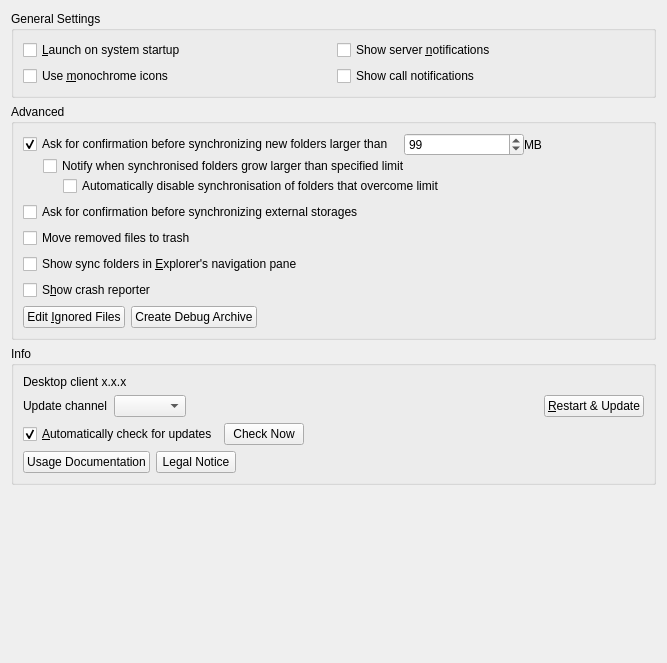
This is src/gui/generalsettings.ui in nextcloud/desktop as Qt 5 draws it before an edit. The edited form follows.
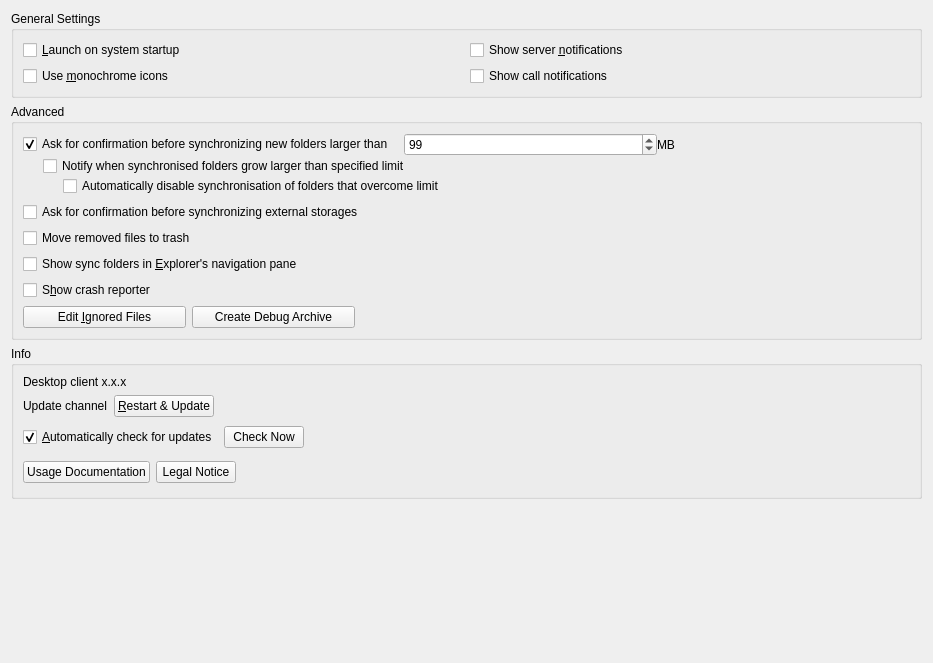
This is the edited form.

Commit message: Use radio buttons instead of a combo box to list the update channels.

```diff
--- a/src/gui/generalsettings.ui
+++ b/src/gui/generalsettings.ui
@@ -6,7 +6,7 @@
    <rect>
     <x>0</x>
     <y>0</y>
-    <width>667</width>
+    <width>933</width>
     <height>663</height>
    </rect>
   </property>
@@ -40,7 +40,7 @@
           <item>
            <spacer name="horizontalSpacer">
             <property name="orientation">
-             <enum>Qt::Orientation::Horizontal</enum>
+             <enum>Qt::Vertical</enum>
             </property>
             <property name="sizeType">
              <enum>QSizePolicy::Policy::Fixed</enum>
@@ -77,7 +77,7 @@
           <item>
            <spacer name="horizontalSpacer_3">
             <property name="orientation">
-             <enum>Qt::Orientation::Horizontal</enum>
+             <enum>Qt::Vertical</enum>
             </property>
             <property name="sizeType">
              <enum>QSizePolicy::Policy::Fixed</enum>
@@ -104,7 +104,7 @@
           <item>
            <spacer name="horizontalSpacer_5">
             <property name="orientation">
-             <enum>Qt::Orientation::Horizontal</enum>
+             <enum>Qt::Vertical</enum>
             </property>
             <property name="sizeType">
              <enum>QSizePolicy::Policy::Fixed</enum>
@@ -197,7 +197,7 @@
         <item>
          <spacer name="horizontalSpacer_4">
           <property name="orientation">
-           <enum>Qt::Orientation::Horizontal</enum>
+           <enum>Qt::Vertical</enum>
           </property>
           <property name="sizeHint" stdset="0">
            <size>
@@ -262,13 +262,16 @@
             </widget>
            </item>
            <item>
-            <widget class="QComboBox" name="updateChannel">
+            <widget class="QPushButton" name="restartButton">
              <property name="sizePolicy">
               <sizepolicy hsizetype="Maximum" vsizetype="Fixed">
                <horstretch>0</horstretch>
                <verstretch>0</verstretch>
               </sizepolicy>
              </property>
+             <property name="text">
+              <string>&amp;Restart &amp;&amp; Update</string>
+             </property>
             </widget>
            </item>
            <item>
@@ -284,19 +287,6 @@
              </property>
             </widget>
            </item>
-           <item>
-            <widget class="QPushButton" name="restartButton">
-             <property name="sizePolicy">
-              <sizepolicy hsizetype="Maximum" vsizetype="Fixed">
-               <horstretch>0</horstretch>
-               <verstretch>0</verstretch>
-              </sizepolicy>
-             </property>
-             <property name="text">
-              <string>&amp;Restart &amp;&amp; Update</string>
-             </property>
-            </widget>
-           </item>
           </layout>
          </item>
          <item>
@@ -330,10 +320,23 @@
              </property>
             </widget>
            </item>
+           <item>
+            <spacer name="horizontalSpacer_9">
+             <property name="orientation">
+              <enum>Qt::Horizontal</enum>
+             </property>
+             <property name="sizeHint" stdset="0">
+              <size>
+               <width>20</width>
+               <height>20</height>
+              </size>
+             </property>
+            </spacer>
+           </item>
            <item>
             <spacer name="horizontalSpacer_6">
              <property name="orientation">
-              <enum>Qt::Orientation::Horizontal</enum>
+              <enum>Qt::Vertical</enum>
              </property>
              <property name="sizeHint" stdset="0">
               <size>
@@ -361,10 +364,23 @@
              </property>
             </widget>
            </item>
+           <item>
+            <spacer name="horizontalSpacer_8">
+             <property name="orientation">
+              <enum>Qt::Horizontal</enum>
+             </property>
+             <property name="sizeHint" stdset="0">
+              <size>
+               <width>20</width>
+               <height>20</height>
+              </size>
+             </property>
+            </spacer>
+           </item>
            <item>
             <spacer name="horizontalSpacer_2">
              <property name="orientation">
-              <enum>Qt::Orientation::Horizontal</enum>
+              <enum>Qt::Vertical</enum>
              </property>
              <property name="sizeHint" stdset="0">
               <size>
```
Left out of the diff: 115 changed lines with no effect on the pictures. The commit also changes 2 other files.
